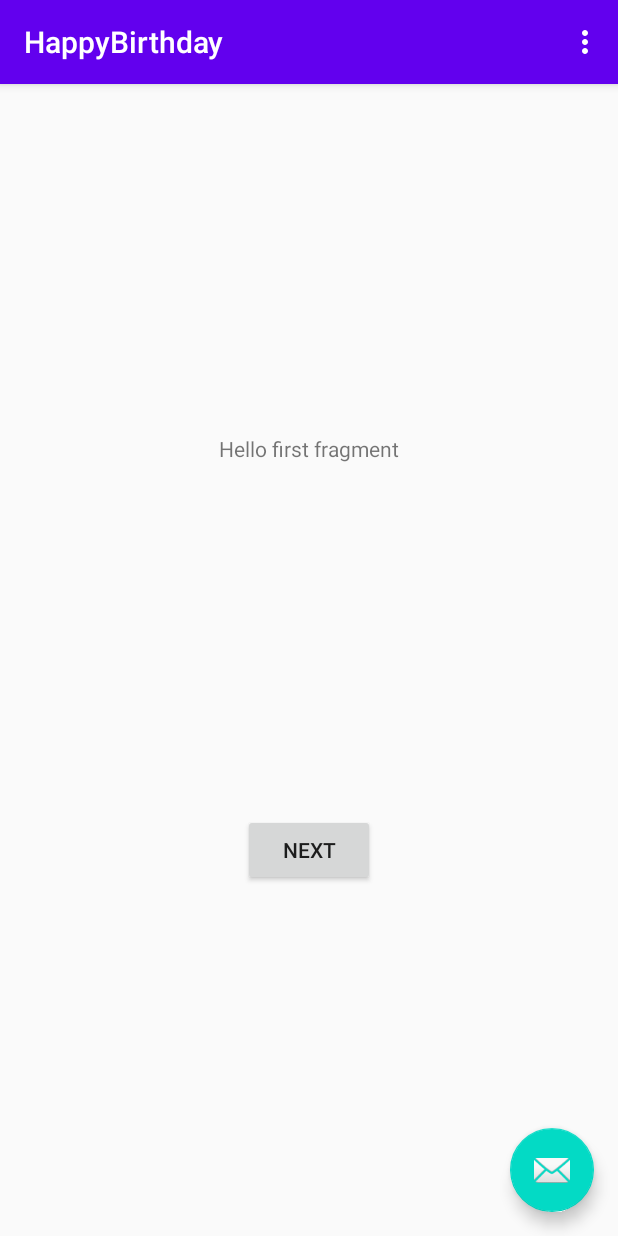
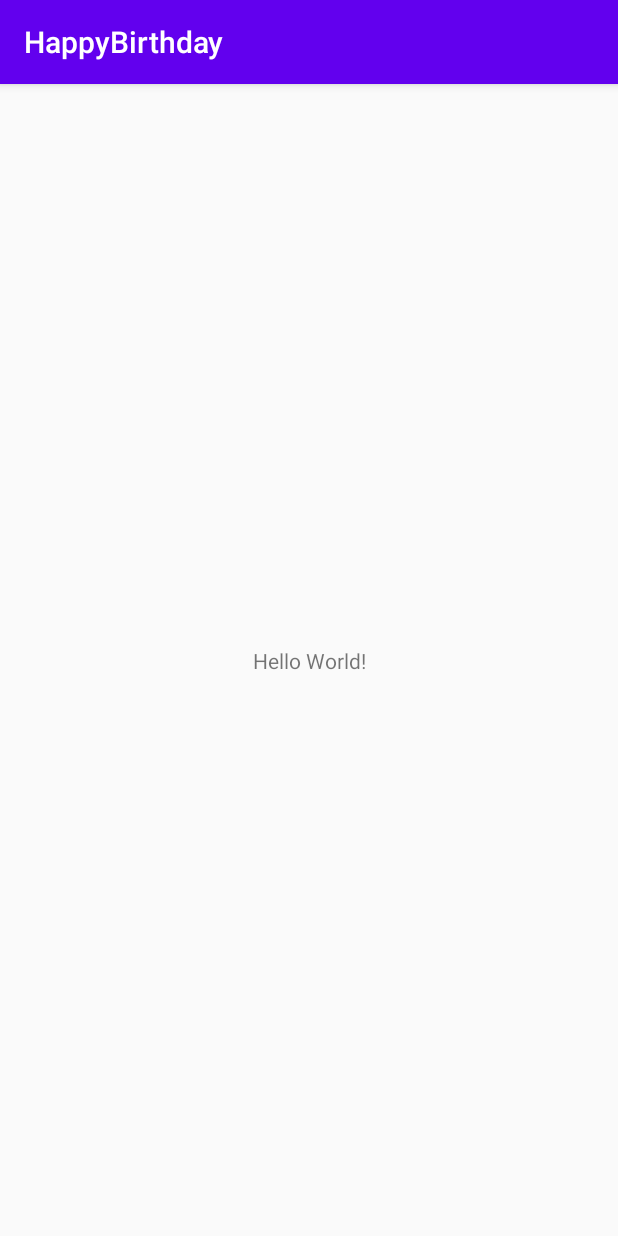
Before and after one commit to SzilardSzoke/HappyBirthday, an Android app: the screen it shows after launch (MainActivity), on a phone screen of 412 x 824 dp. Run offline under Robolectric (Android 15) with nearby library versions, the phone set to English and light mode, and no system bars.

Commit message:
replace code with sample activity

```diff
--- a/app/src/main/AndroidManifest.xml
+++ b/app/src/main/AndroidManifest.xml
@@ -9,10 +9,7 @@
         android:roundIcon="@mipmap/ic_launcher_round"
         android:supportsRtl="true"
         android:theme="@style/AppTheme">
-        <activity
-            android:name=".MainActivity"
-            android:label="@string/app_name"
-            android:theme="@style/AppTheme.NoActionBar">
+        <activity android:name=".MainActivity">
             <intent-filter>
                 <action android:name="android.intent.action.MAIN" />
 
--- a/app/src/main/java/com/example/happybirthday/FirstFragment.kt
+++ /dev/null
@@ -1,31 +0,0 @@
-package com.example.happybirthday
-
-import android.os.Bundle
-import android.support.v4.app.Fragment
-import android.view.LayoutInflater
-import android.view.View
-import android.view.ViewGroup
-import android.widget.Button
-import androidx.navigation.fragment.findNavController
-
-/**
- * A simple [Fragment] subclass as the default destination in the navigation.
- */
-class FirstFragment : Fragment() {
-
-    override fun onCreateView(
-            inflater: LayoutInflater, container: ViewGroup?,
-            savedInstanceState: Bundle?
-    ): View? {
-        // Inflate the layout for this fragment
-        return inflater.inflate(R.layout.fragment_first, container, false)
-    }
-
-    override fun onViewCreated(view: View, savedInstanceState: Bundle?) {
-        super.onViewCreated(view, savedInstanceState)
-
-        view.findViewById<Button>(R.id.button_first).setOnClickListener {
-            findNavController().navigate(R.id.action_FirstFragment_to_SecondFragment)
-        }
-    }
-}
--- a/app/src/main/java/com/example/happybirthday/MainActivity.kt
+++ b/app/src/main/java/com/example/happybirthday/MainActivity.kt
@@ -1,39 +1,12 @@
 package com.example.happybirthday
 
+import androidx.appcompat.app.AppCompatActivity
 import android.os.Bundle
-import android.support.design.widget.Snackbar
-import android.support.v7.app.AppCompatActivity
-import android.view.Menu
-import android.view.MenuItem
-
-import kotlinx.android.synthetic.main.activity_main.*
 
 class MainActivity : AppCompatActivity() {
 
     override fun onCreate(savedInstanceState: Bundle?) {
         super.onCreate(savedInstanceState)
         setContentView(R.layout.activity_main)
-        setSupportActionBar(toolbar)
-
-        fab.setOnClickListener { view ->
-            Snackbar.make(view, "Replace with your own action", Snackbar.LENGTH_LONG)
-                    .setAction("Action", null).show()
-        }
-    }
-
-    override fun onCreateOptionsMenu(menu: Menu): Boolean {
-        // Inflate the menu; this adds items to the action bar if it is present.
-        menuInflater.inflate(R.menu.menu_main, menu)
-        return true
-    }
-
-    override fun onOptionsItemSelected(item: MenuItem): Boolean {
-        // Handle action bar item clicks here. The action bar will
-        // automatically handle clicks on the Home/Up button, so long
-        // as you specify a parent activity in AndroidManifest.xml.
-        return when (item.itemId) {
-            R.id.action_settings -> true
-            else -> super.onOptionsItemSelected(item)
-        }
     }
 }
--- a/app/src/main/res/layout/activity_main.xml
+++ b/app/src/main/res/layout/activity_main.xml
@@ -1,33 +1,18 @@
 <?xml version="1.0" encoding="utf-8"?>
-<android.support.design.widget.CoordinatorLayout xmlns:android="http://schemas.android.com/apk/res/android"
+<androidx.constraintlayout.widget.ConstraintLayout xmlns:android="http://schemas.android.com/apk/res/android"
     xmlns:app="http://schemas.android.com/apk/res-auto"
     xmlns:tools="http://schemas.android.com/tools"
     android:layout_width="match_parent"
     android:layout_height="match_parent"
     tools:context=".MainActivity">
 
-    <android.support.design.widget.AppBarLayout
-        android:layout_width="match_parent"
-        android:layout_height="wrap_content"
-        android:theme="@style/AppTheme.AppBarOverlay">
-
-        <android.support.v7.widget.Toolbar
-            android:id="@+id/toolbar"
-            android:layout_width="match_parent"
-            android:layout_height="?attr/actionBarSize"
-            android:background="?attr/colorPrimary"
-            app:popupTheme="@style/AppTheme.PopupOverlay" />
-
-    </android.support.design.widget.AppBarLayout>
-
-    <include layout="@layout/content_main" />
-
-    <android.support.design.widget.FloatingActionButton
-        android:id="@+id/fab"
+    <TextView
         android:layout_width="wrap_content"
         android:layout_height="wrap_content"
-        android:layout_gravity="bottom|end"
-        android:layout_margin="@dimen/fab_margin"
-        app:srcCompat="@android:drawable/ic_dialog_email" />
+        android:text="Hello World!"
+        app:layout_constraintBottom_toBottomOf="parent"
+        app:layout_constraintLeft_toLeftOf="parent"
+        app:layout_constraintRight_toRightOf="parent"
+        app:layout_constraintTop_toTopOf="parent" />
 
-</android.support.design.widget.CoordinatorLayout>
+</androidx.constraintlayout.widget.ConstraintLayout>
--- a/app/src/main/res/layout/content_main.xml
+++ /dev/null
@@ -1,19 +0,0 @@
-<?xml version="1.0" encoding="utf-8"?>
-<android.support.constraint.ConstraintLayout xmlns:android="http://schemas.android.com/apk/res/android"
-    xmlns:app="http://schemas.android.com/apk/res-auto"
-    android:layout_width="match_parent"
-    android:layout_height="match_parent"
-    app:layout_behavior="@string/appbar_scrolling_view_behavior">
-
-    <fragment
-        android:id="@+id/nav_host_fragment"
-        android:name="androidx.navigation.fragment.NavHostFragment"
-        android:layout_width="0dp"
-        android:layout_height="0dp"
-        app:defaultNavHost="true"
-        app:layout_constraintBottom_toBottomOf="parent"
-        app:layout_constraintLeft_toLeftOf="parent"
-        app:layout_constraintRight_toRightOf="parent"
-        app:layout_constraintTop_toTopOf="parent"
-        app:navGraph="@navigation/nav_graph" />
-</android.support.constraint.ConstraintLayout>
--- a/app/src/main/res/layout/fragment_first.xml
+++ /dev/null
@@ -1,28 +0,0 @@
-<?xml version="1.0" encoding="utf-8"?>
-<android.support.constraint.ConstraintLayout xmlns:android="http://schemas.android.com/apk/res/android"
-    xmlns:app="http://schemas.android.com/apk/res-auto"
-    xmlns:tools="http://schemas.android.com/tools"
-    android:layout_width="match_parent"
-    android:layout_height="match_parent"
-    tools:context=".FirstFragment">
-
-    <TextView
-        android:id="@+id/textview_first"
-        android:layout_width="wrap_content"
-        android:layout_height="wrap_content"
-        android:text="@string/hello_first_fragment"
-        app:layout_constraintBottom_toTopOf="@id/button_first"
-        app:layout_constraintEnd_toEndOf="parent"
-        app:layout_constraintStart_toStartOf="parent"
-        app:layout_constraintTop_toTopOf="parent" />
-
-    <Button
-        android:id="@+id/button_first"
-        android:layout_width="wrap_content"
-        android:layout_height="wrap_content"
-        android:text="@string/next"
-        app:layout_constraintBottom_toBottomOf="parent"
-        app:layout_constraintEnd_toEndOf="parent"
-        app:layout_constraintStart_toStartOf="parent"
-        app:layout_constraintTop_toBottomOf="@id/textview_first" />
-</android.support.constraint.ConstraintLayout>
--- a/app/src/main/res/menu/menu_main.xml
+++ /dev/null
@@ -1,10 +0,0 @@
-<menu xmlns:android="http://schemas.android.com/apk/res/android"
-    xmlns:app="http://schemas.android.com/apk/res-auto"
-    xmlns:tools="http://schemas.android.com/tools"
-    tools:context="com.example.happybirthday.MainActivity">
-    <item
-        android:id="@+id/action_settings"
-        android:orderInCategory="100"
-        android:title="@string/action_settings"
-        app:showAsAction="never" />
-</menu>
--- a/app/src/main/res/navigation/nav_graph.xml
+++ /dev/null
@@ -1,28 +0,0 @@
-<?xml version="1.0" encoding="utf-8"?>
-<navigation xmlns:android="http://schemas.android.com/apk/res/android"
-    xmlns:app="http://schemas.android.com/apk/res-auto"
-    xmlns:tools="http://schemas.android.com/tools"
-    android:id="@+id/nav_graph"
-    app:startDestination="@id/FirstFragment">
-
-    <fragment
-        android:id="@+id/FirstFragment"
-        android:name="com.example.happybirthday.FirstFragment"
-        android:label="@string/first_fragment_label"
-        tools:layout="@layout/fragment_first">
-
-        <action
-            android:id="@+id/action_FirstFragment_to_SecondFragment"
-            app:destination="@id/SecondFragment" />
-    </fragment>
-    <fragment
-        android:id="@+id/SecondFragment"
-        android:name="com.example.happybirthday.SecondFragment"
-        android:label="@string/second_fragment_label"
-        tools:layout="@layout/fragment_second">
-
-        <action
-            android:id="@+id/action_SecondFragment_to_FirstFragment"
-            app:destination="@id/FirstFragment" />
-    </fragment>
-</navigation>
--- a/app/src/main/res/values/dimens.xml
+++ /dev/null
@@ -1,3 +0,0 @@
-<resources>
-    <dimen name="fab_margin">16dp</dimen>
-</resources>
--- a/app/src/main/res/values/strings.xml
+++ b/app/src/main/res/values/strings.xml
@@ -1,12 +1,3 @@
 <resources>
     <string name="app_name">HappyBirthday</string>
-    <string name="action_settings">Settings</string>
-    <!-- Strings used for fragments for navigation -->
-    <string name="first_fragment_label">First Fragment</string>
-    <string name="second_fragment_label">Second Fragment</string>
-    <string name="next">Next</string>
-    <string name="previous">Previous</string>
-
-    <string name="hello_first_fragment">Hello first fragment</string>
-    <string name="hello_second_fragment">Hello second fragment. Arg: %1$s</string>
 </resources>
--- a/app/src/main/res/values/styles.xml
+++ b/app/src/main/res/values/styles.xml
@@ -8,13 +8,4 @@
         <item name="colorAccent">@color/colorAccent</item>
     </style>
 
-    <style name="AppTheme.NoActionBar">
-        <item name="windowActionBar">false</item>
-        <item name="windowNoTitle">true</item>
-    </style>
-
-    <style name="AppTheme.AppBarOverlay" parent="ThemeOverlay.AppCompat.Dark.ActionBar" />
-
-    <style name="AppTheme.PopupOverlay" parent="ThemeOverlay.AppCompat.Light" />
-
 </resources>
--- a/gradle.properties
+++ b/gradle.properties
@@ -11,5 +11,11 @@ org.gradle.jvmargs=-Xmx1536m
 # This option should only be used with decoupled projects. More details, visit
 # http://www.gradle.org/docs/current/userguide/multi_project_builds.html#sec:decoupled_projects
 # org.gradle.parallel=true
+# AndroidX package structure to make it clearer which packages are bundled with the
+# Android operating system, and which are packaged with your app's APK
+# https://developer.android.com/topic/libraries/support-library/androidx-rn
+android.useAndroidX=true
+# Automatically convert third-party libraries to use AndroidX
+android.enableJetifier=true
 # Kotlin code style for this project: "official" or "obsolete":
 kotlin.code.style=official
```
Also changed, not shown: app/build.gradle (+6 -20 lines), app/src/main/java/com/example/happybirthday/SecondFragment.kt (deleted, +0 -31 lines), app/src/main/res/layout/fragment_second.xml (deleted, +0 -27 lines), gradle/wrapper/gradle-wrapper.properties, 2 other files.
